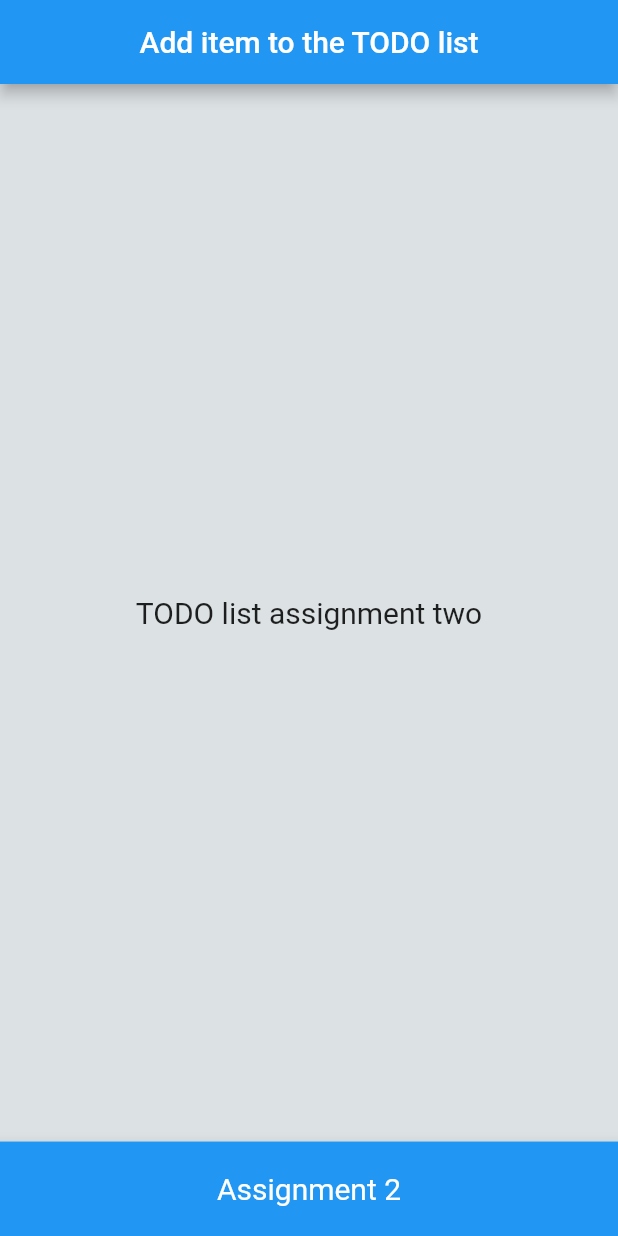
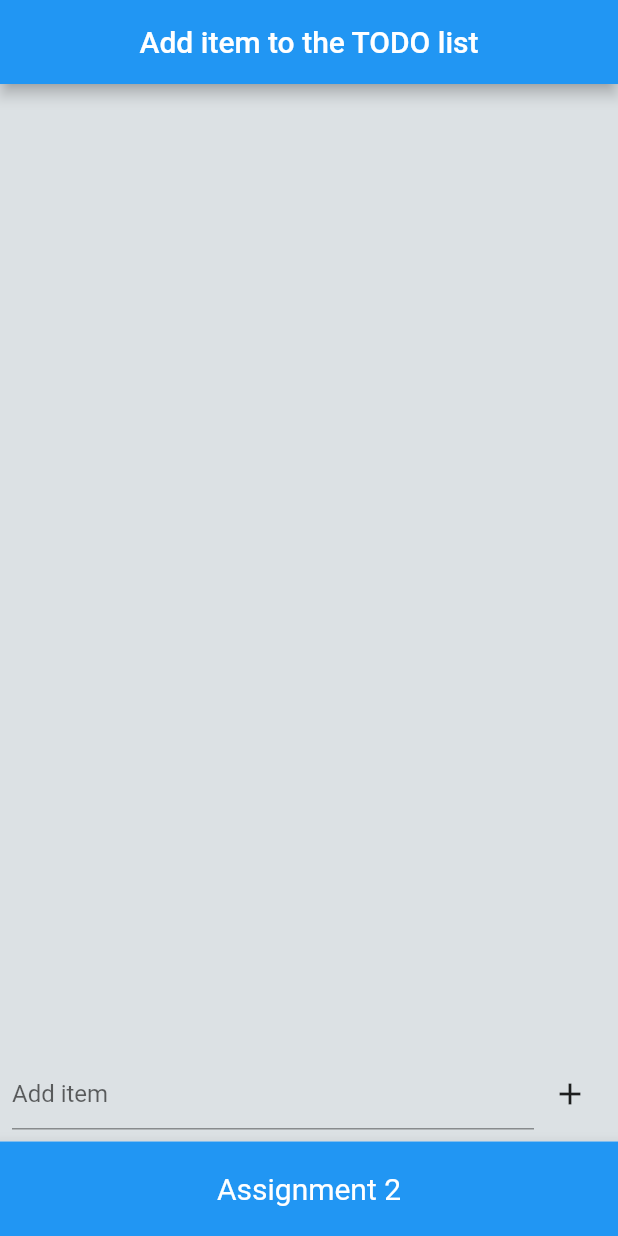
Before and after one commit to rqkohistani/1DV535---Flutter, a Flutter app: the screen it shows after launch, on a phone screen of 412 x 824 dp. Run offline on Flutter 3.47's test engine with Material 2 defaults, Android fonts, the light colour scheme and no system bars; our stand-ins replace font_awesome_flutter, google_fonts.

Commit message:
Assignment 2 done

```diff
--- a/assignmentTwo/lib/main.dart
+++ b/assignmentTwo/lib/main.dart
@@ -1,13 +1,21 @@
 import 'package:flutter/material.dart';
 
 void main() {
-  runApp(
-    const MyWidget(),
-  );
+  runApp(const MyWidget());
 }
 
-class MyWidget extends StatelessWidget {
+class MyWidget extends StatefulWidget {
   const MyWidget({Key? key}) : super(key: key);
+
+  @override
+  _MyWidgetState createState() => _MyWidgetState();
+}
+
+class _MyWidgetState extends State<MyWidget> {
+  final List<String> _list = [];
+  final TextEditingController _controller = TextEditingController();
+  final FocusNode myFocusNode = FocusNode();
+  final ScrollController _scrollController = ScrollController();
 
   @override
   Widget build(BuildContext context) {
@@ -21,11 +29,68 @@ class MyWidget extends StatelessWidget {
         body: SafeArea(
           child: Container(
             color: const Color.fromARGB(255, 220, 225, 228),
-            alignment: Alignment.center, //Changed to center
-            child: const Text(
-              'TODO list assignment two',
-              style: TextStyle(
-                fontSize: 20, // You can change this value as you need
+            alignment: Alignment.center,
+            child: Padding(
+              padding: const EdgeInsets.all(8.0),
+              child: Column(
+                children: <Widget>[
+                  Expanded(
+                    child: ListView.builder(
+                      controller: _scrollController,
+                      itemCount: _list.length,
+                      padding:
+                          const EdgeInsets.only(bottom: 60.0), // Add this line
+                      itemBuilder: (context, index) {
+                        return Container(
+                          color: index.isOdd
+                              ? Colors.green[100]
+                              : Colors.blue[100],
+                          child: ListTile(
+                            title: Text(_list[index]),
+                            onTap: () {
+                              _controller.text = _list[index]
+                                  .substring(_list[index].indexOf(' ') + 1);
+                              _list.removeAt(index);
+                              setState(() {});
+                              FocusScope.of(context).requestFocus(myFocusNode);
+                            },
+                          ),
+                        );
+                      },
+                    ),
+                  ),
+                  Row(
+                    children: <Widget>[
+                      Expanded(
+                        child: TextField(
+                          focusNode: myFocusNode,
+                          controller: _controller,
+                          decoration:
+                              const InputDecoration(hintText: 'Add item'),
+                          onSubmitted: (value) {
+                            _list.add("${_list.length + 1}. $value");
+                            _controller.clear();
+                            setState(() {
+                              _scrollToBottom();
+                            });
+                            FocusScope.of(context).requestFocus(myFocusNode);
+                          },
+                        ),
+                      ),
+                      IconButton(
+                        icon: const Icon(Icons.add),
+                        onPressed: () {
+                          _list.add("${_list.length + 1}. ${_controller.text}");
+                          _controller.clear();
+                          setState(() {
+                            _scrollToBottom();
+                          });
+                          FocusScope.of(context).requestFocus(myFocusNode);
+                        },
+                      ),
+                    ],
+                  ),
+                ],
               ),
             ),
           ),
@@ -48,4 +113,21 @@ class MyWidget extends StatelessWidget {
       ),
     );
   }
+
+  void _scrollToBottom() {
+    _scrollController.animateTo(
+      _scrollController.position.maxScrollExtent,
+      duration: const Duration(milliseconds: 500),
+      curve: Curves.easeOut,
+    );
+  }
+
+  @override
+  void dispose() {
+    myFocusNode.dispose();
+    _controller.dispose();
+    _scrollController.dispose();
+
+    super.dispose();
+  }
 }
--- a/assignmentTwo/pubspec.yaml
+++ b/assignmentTwo/pubspec.yaml
@@ -1,5 +1,5 @@
-name: assignmentOne
-description: A new Flutter project.
+name: assignmentTwo
+description: A simple ToDo application.
 # The following line prevents the package from being accidentally published to
 # pub.dev using `flutter pub publish`. This is preferred for private packages.
 publish_to: 'none' # Remove this line if you wish to publish to pub.dev
@@ -33,7 +33,6 @@ dependencies:
   google_fonts: ^5.1.0
   font_awesome_flutter: ^9.1.0
   url_launcher: ^6.0.12
-
   # The following adds the Cupertino Icons font to your application.
   # Use with the CupertinoIcons class for iOS style icons.
   cupertino_icons: ^1.0.2
```
Also changed, not shown: assignmentTwo/images/todo11.jpg (added), assignmentTwo/images/todo12.jpg (added), 1 other file.
